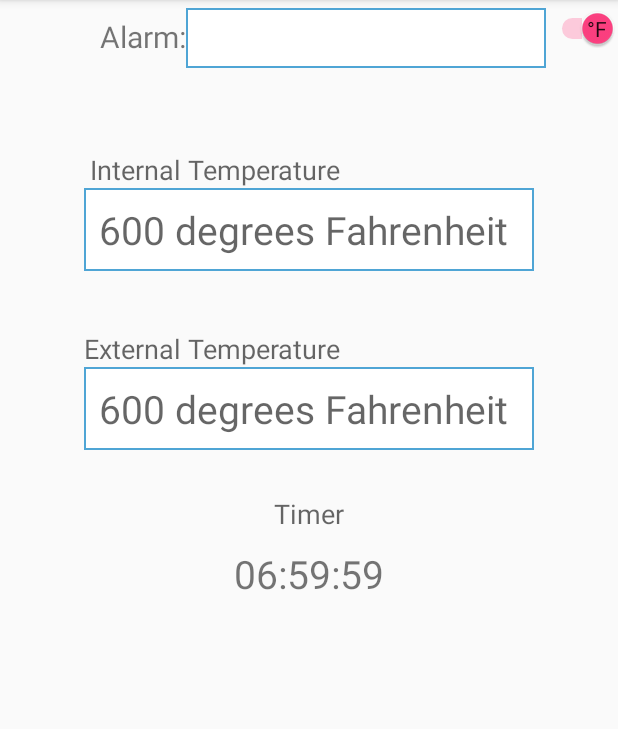
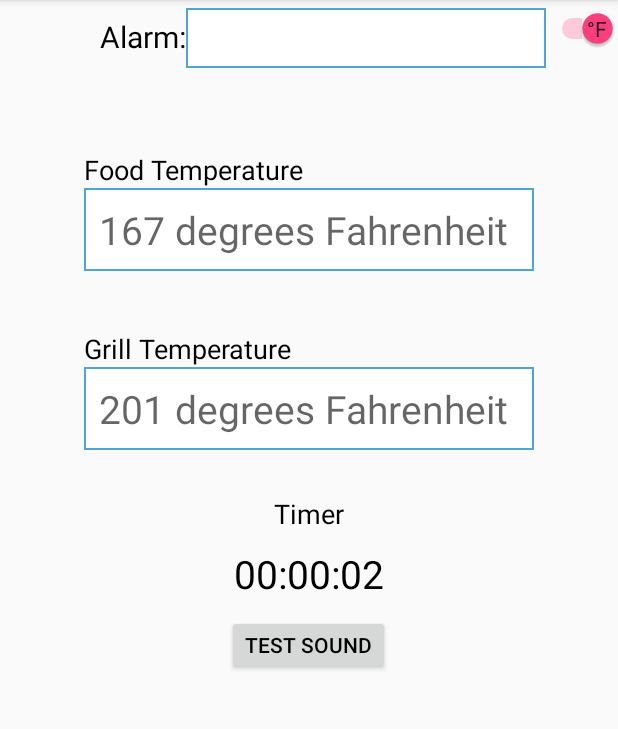
Before and after one commit to ajt2437/Texas-Hell-BBQ, an Android app: the SmokerDataActivity screen opened directly, with no data from a screen before it, on a phone screen of 412 x 824 dp, the part 84-813 px from its top. Run offline under Robolectric (Android 15) with nearby library versions, the phone set to English and light mode, and no system bars; network calls fail; 8 statements that could not run were skipped.

```diff
--- a/THC4000/app/src/main/AndroidManifest.xml
+++ b/THC4000/app/src/main/AndroidManifest.xml
@@ -31,11 +31,9 @@
             </intent-filter>
 
         </activity>
-
         <service android:name=".SmokerDataService"/>
         <activity android:name=".SmokerDataActivity"
                   android:screenOrientation="portrait">
-
         </activity>
         <activity
             android:name=".DeviceListActivity"
--- a/THC4000/app/src/main/java/com/dncdevelopment/thc4000/SmokerDataActivity.java
+++ b/THC4000/app/src/main/java/com/dncdevelopment/thc4000/SmokerDataActivity.java
@@ -73,7 +73,9 @@ public class SmokerDataActivity extends AppCompatActivity {
     private Button sound_button;
     private int count = 0;
 
-    private boolean connectedFlag = false;
+    private int setTemperature;
+
+    private boolean acquiredSettings = false;
 
     @Override
     protected void onCreate(Bundle savedInstanceState) {
@@ -120,21 +122,20 @@ public class SmokerDataActivity extends AppCompatActivity {
         alarmaddress = RingtoneManager.getDefaultUri(RingtoneManager.TYPE_NOTIFICATION);
         alarm_player = MediaPlayer.create(getApplicationContext(), alarmaddress);
 
+        sound_button = (Button) findViewById(R.id.soundButton);
+        sound_button.setOnClickListener(new View.OnClickListener() {
+            @Override
+            public void onClick(View v) {
+                if (alarm_player.isPlaying()) {
+                    alarm_player.pause();
+                    alarm_player.seekTo(0);
+                } else {
+                    alarm_player.start();
+                }
 
+            }
+        });
 
-//        sound_button = (Button) findViewById(R.id.soundButton);
-//        sound_button.setOnClickListener(new View.OnClickListener() {
-//            @Override
-//            public void onClick(View v) {
-//                if (alarm_player.isPlaying()) {
-//                    alarm_player.pause();
-//                    alarm_player.seekTo(0);
-//                } else {
-//                    alarm_player.start();
-//                }
-//
-//            }
-//        });
         alarm_player.setOnCompletionListener(new MediaPlayer.OnCompletionListener() {
             public void onCompletion(MediaPlayer mp) {
                 if(count==2){
@@ -166,25 +167,18 @@ public class SmokerDataActivity extends AppCompatActivity {
             }
         });
 
-
-
         mBluetoothAdapter = BluetoothAdapter.getDefaultAdapter();
 
         mInternalTemperatureTextView = (TextView) findViewById(R.id.internal_temperature_text_view);
         mExternalTemperatureTextView = (TextView) findViewById(R.id.external_temperature_text_view);
-
-
 
         //TODO: Uncomment before pushing
         mBluetoothDevice = getIntent().getParcelableExtra(BluetoothDevice.EXTRA_DEVICE);
         //mBluetoothStatusTextView.setText("Not Connected");
 
         // Testing services
-        //boolean shouldStartAlarm = !SmokerDataService.isServiceAlarmOn(getApplicationContext(), mBluetoothDevice);
-        //SmokerDataService.setServiceAlarm(getApplicationContext(), mBluetoothDevice, shouldStartAlarm);
-
-//        mMessageStatusTextView = (TextView) findViewById(R.id. message_status);
-//        mMessageStatusTextView.setText("message shown here");
+        // Intent i = SmokerDataService.newIntent(this, mBluetoothDevice);
+        // startService(i);
 
         mTimerTextView = (TextView) findViewById(R.id.timer_text_view);
 
@@ -193,7 +187,7 @@ public class SmokerDataActivity extends AppCompatActivity {
         }
 
         Log.i(TAG, "Background thread started");
-        //startTimer(totalTime);
+        startTimer(totalTime);
 
         //TODO: Uncomment before pushing
         setupChat();
@@ -225,6 +219,7 @@ public class SmokerDataActivity extends AppCompatActivity {
     private void startTimer(int timerValue) {
         mTimer.cancel();
         timeLeft = timerValue + 1; // Timer start with one second less so I added the second back
+        mTimerTextView.setTextColor(Color.BLACK);
         TimerTask mTicker = new TimerTask() {
             @Override
             public void run() {
@@ -273,10 +268,6 @@ public class SmokerDataActivity extends AppCompatActivity {
         mConnectThread.start();
     }
 
-    public static Intent newIntent(Context context) {
-        return new Intent(context, SmokerDataActivity.class);
-    }
-
     public static Intent newIntent(Context packageContext, BluetoothDevice device) {
         Intent i = new Intent(packageContext, SmokerDataActivity.class);
         i.putExtra(BluetoothDevice.EXTRA_DEVICE, device);
@@ -294,6 +285,8 @@ public class SmokerDataActivity extends AppCompatActivity {
     void manageConnectedSocket(BluetoothSocket socket) {
         mConnectedThread = new ConnectedThread(socket);
         mConnectedThread.start();
+        write("*".getBytes());
+
         //mBluetoothStatusTextView.setText("Connected");
     }
 
@@ -339,9 +332,6 @@ public class SmokerDataActivity extends AppCompatActivity {
                 } catch (IOException closeException) { }
                 return;
             }
-
-            //It connected successfully if it reaches this point
-            connectedFlag = true;
 
             mResponseHandler.post(new Runnable() {
                 @Override
@@ -455,7 +445,16 @@ public class SmokerDataActivity extends AppCompatActivity {
                                     case Parser.startETempTag:
                                         dataD = Double.parseDouble(mMessage);
                                         dataI = (int) Math.ceil(dataD);
-                                        mExternalTemperatureTextView.setText("" + dataI);
+
+                                        //first acquiring setting
+                                        if (!acquiredSettings) {
+                                            setTemperature = dataI;
+                                            acquiredSettings = true;
+                                        }
+                                        else {
+                                            mExternalTemperatureTextView.setText("" + dataI);
+                                        }
+
                                         write("-".getBytes());
                                         str = "";
                                         break;
--- a/THC4000/app/src/main/res/layout/activity_smoker_data.xml
+++ b/THC4000/app/src/main/res/layout/activity_smoker_data.xml
@@ -17,6 +17,7 @@
             android:layout_width="wrap_content"
             android:layout_height="40dp"
             android:text="Alarm:"
+            android:textColor="@android:color/black"
             android:id="@+id/AlarmLabel"
             android:layout_alignParentTop="true"
             android:layout_toLeftOf="@+id/spinner1"
@@ -49,15 +50,6 @@
 
     </RelativeLayout>
 
-    <!--<TextView-->
-        <!--android:id="@+id/message_status"-->
-        <!--android:layout_width="wrap_content"-->
-        <!--android:layout_height="wrap_content"-->
-        <!--android:layout_gravity="center_horizontal"-->
-        <!--android:textSize="20sp"-->
-        <!--android:layout_marginBottom="30dp"-->
-        <!--tools:text="message status here"/>-->
-
     <RelativeLayout
         android:layout_width="match_parent"
         android:layout_height="400dp">
@@ -66,8 +58,9 @@
             android:id="@+id/internal_temperature_text_view"
             android:layout_width="300dp"
             android:layout_height="wrap_content"
-            tools:text="@string/temperature_example"
-            android:hint="@string/temperature_example"
+            tools:text="@string/temperature_example_2"
+            android:textColor="@android:color/black"
+            android:hint="@string/temperature_example_2"
             android:textSize="26sp"
             android:padding="10dp"
             android:background="@drawable/backoutline"
@@ -80,6 +73,7 @@
             android:layout_width="300dp"
             android:layout_height="wrap_content"
             tools:text="@string/temperature_example"
+            android:textColor="@android:color/black"
             android:hint="@string/temperature_example"
             android:textSize="26sp"
             android:padding="10dp"
@@ -93,6 +87,7 @@
             android:layout_width="wrap_content"
             android:layout_height="wrap_content"
             android:text="06:59:59"
+            android:textColor="@android:color/black"
             android:id="@+id/timer_text_view"
             android:textSize="26sp"
             android:padding="10dp"
@@ -104,21 +99,27 @@
             android:layout_height="wrap_content"
             android:textAppearance="?android:attr/textAppearanceMedium"
             android:text="@string/internal_temperature_label"
+            android:textColor="@android:color/black"
             android:id="@+id/internal_temperature_label"
             android:layout_marginTop="30dp"
             android:layout_alignParentTop="true"
-            android:layout_alignRight="@+id/external_temperature_label"
-            android:layout_alignEnd="@+id/external_temperature_label" />
+            android:layout_alignLeft="@id/internal_temperature_text_view"
+            android:layout_alignStart="@id/internal_temperature_text_view"
+            android:layout_alignRight="@id/internal_temperature_text_view"
+            android:layout_alignEnd="@id/internal_temperature_text_view" />
 
         <TextView
             android:layout_width="wrap_content"
             android:layout_height="wrap_content"
             android:textAppearance="?android:attr/textAppearanceMedium"
             android:text="@string/external_temperature_label"
+            android:textColor="@android:color/black"
             android:id="@+id/external_temperature_label"
             android:layout_below="@id/internal_temperature_text_view"
             android:layout_alignLeft="@id/external_temperature_text_view"
-            android:layout_alignStart="@+id/external_temperature_text_view"
+            android:layout_alignStart="@id/external_temperature_text_view"
+            android:layout_alignRight="@id/external_temperature_text_view"
+            android:layout_alignEnd="@id/external_temperature_text_view"
             android:layout_marginTop="39dp" />
 
         <TextView
@@ -126,17 +127,20 @@
             android:layout_height="wrap_content"
             android:textAppearance="?android:attr/textAppearanceMedium"
             android:text="Timer"
+            android:textColor="@android:color/black"
             android:id="@+id/timer_label"
             android:layout_below="@id/external_temperature_text_view"
             android:layout_centerHorizontal="true"
             android:layout_marginTop="30dp" />
-        <!--<Button-->
-            <!--android:layout_width="wrap_content"-->
-            <!--android:layout_height="40dp"-->
-            <!--android:text="Test Sound"-->
-            <!--android:id="@+id/soundButton"-->
-            <!--android:layout_below="@+id/timer_text_view"-->
-            <!--android:layout_centerHorizontal="true"/>-->
+
+        <Button
+            android:layout_width="wrap_content"
+            android:layout_height="40dp"
+            android:text="Test Sound"
+            android:textColor="@android:color/black"
+            android:id="@+id/soundButton"
+            android:layout_below="@+id/timer_text_view"
+            android:layout_centerHorizontal="true"/>
 
     </RelativeLayout>
 
--- a/THC4000/app/src/main/res/layout/spinner_dropdown.xml
+++ b/THC4000/app/src/main/res/layout/spinner_dropdown.xml
@@ -6,7 +6,6 @@
     android:layout_height="wrap_content"
     android:textSize = "20sp"
     android:paddingLeft="4sp"
-    android:textColor="@color/black"
     android:ellipsize="end"
     android:paddingTop="5sp"
     android:paddingBottom="5sp"/>
--- a/THC4000/app/src/main/res/values/strings.xml
+++ b/THC4000/app/src/main/res/values/strings.xml
@@ -9,11 +9,12 @@
     <string name="temp_text">C or F</string>
     <string name="smoker_label_text">Smoker Temperature</string>
     <string name="connect_label_button">Connect!</string>
-    <string name="internal_temperature_label">Internal Temperature</string>
-    <string name="temperature_example">600 degrees Fahrenheit</string>
-    <string name="external_temperature_label">External Temperature</string>
+    <string name="internal_temperature_label">Food Temperature</string>
+    <string name="temperature_example">201 degrees Fahrenheit</string>
+    <string name="temperature_example_2">167 degrees Fahrenheit</string>
+    <string name="external_temperature_label">Grill Temperature</string>
     <string name="wrong_device_alert">Wrong device selected</string>
-    <string name="bt_not_enabled_leaving">Bluetooth was not enabled. Leaving Bluetooth Chat.</string>
+    <string name="bt_not_enabled_leaving">Bluetooth was not enabled. Exiting.</string>
 
     <!--  DeviceListActivity -->
     <string name="none_paired">No devices have been paired</string>
```
Also changed, not shown: THC4000/app/src/main/java/com/dncdevelopment/thc4000/SmokerDataService.java (+240 -32 lines), THC4000/app/src/main/res/drawable/background.xml (deleted, +0 -8 lines), THC4000/app/src/main/res/drawable/ut_longhorns.png (deleted), THC4000/app/src/main/res/mipmap-hdpi/ic_launcher.png, THC4000/app/src/main/res/mipmap-ldpi/ic_launcher.png (added), THC4000/app/src/main/res/mipmap-mdpi/ic_launcher.png, THC4000/app/src/main/res/mipmap-xhdpi/ic_launcher.png, THC4000/app/src/main/res/mipmap-xxhdpi/ic_launcher.png, THC4000/app/src/main/res/mipmap-xxxhdpi/ic_launcher.png.
